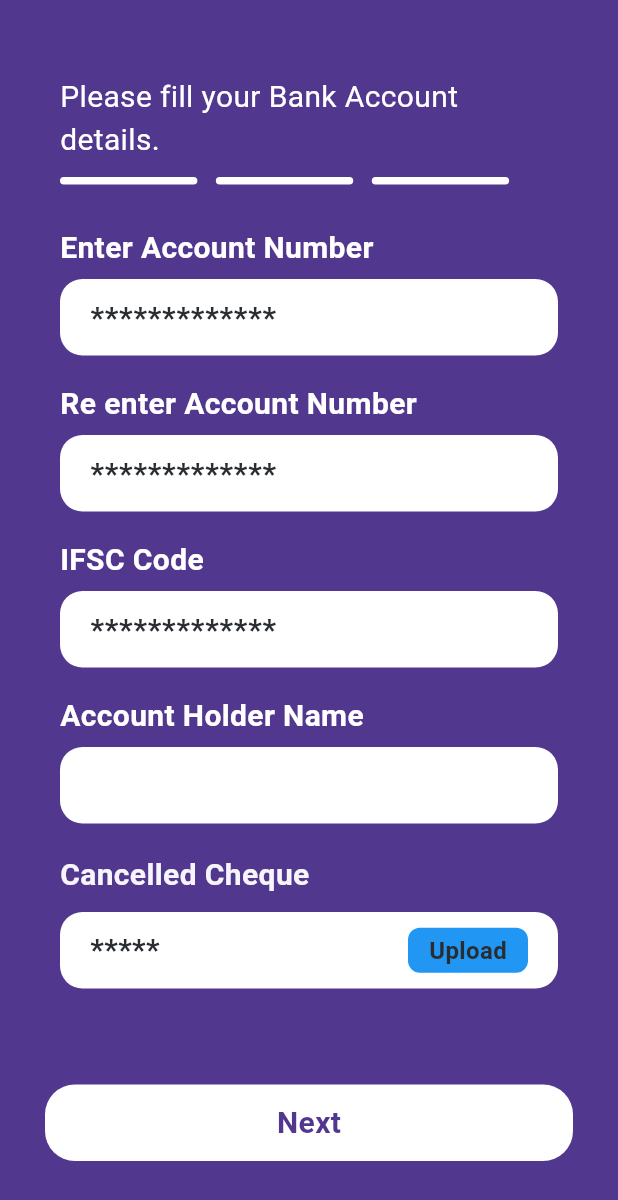
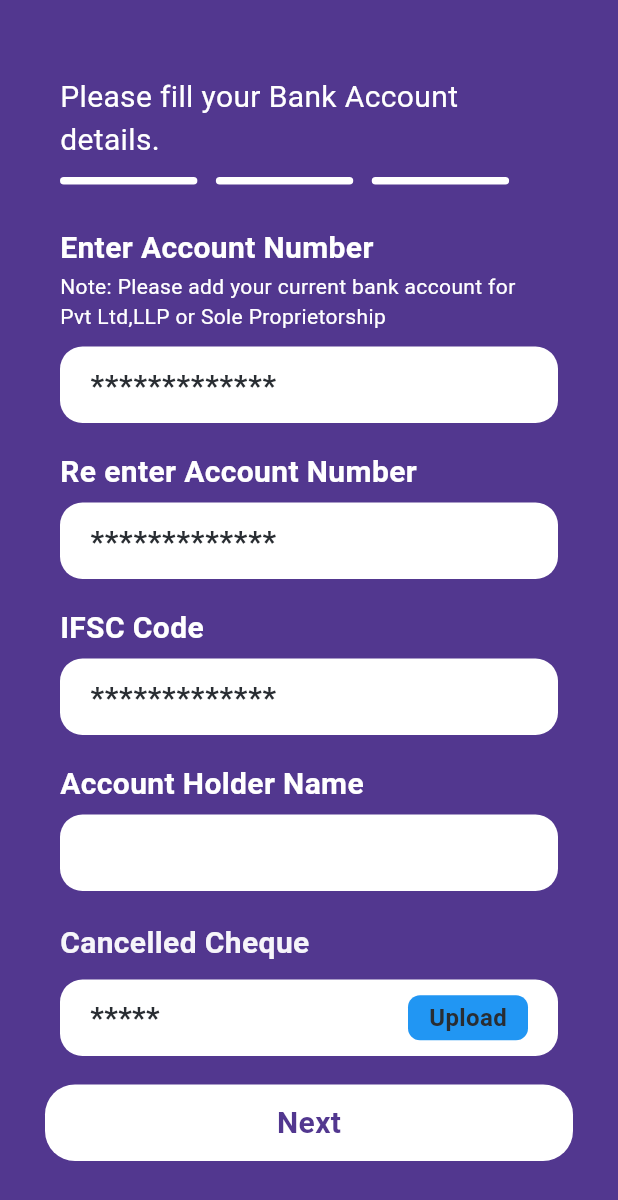
Before and after one commit to divyansh04/pemint-admin, a Flutter app: the BankDetails screen opened directly, on a phone screen of 412 x 824 dp. Shown: the top 1200 px of the screen. Run offline on Flutter 3.47's test engine with Material 3 defaults, Android fonts, the phone set to English and light mode, and no system bars; our stand-ins replace contacts_service, file_picker, flutter_screenutil, flutter_slidable, flutter_svg, fluttertoast and 6 more; missing offline and left inert: mobile_number; accounts and stored records are empty; Roboto replaces fonts that are missing (Cairo).

Commit message:
ui updates

```diff
--- a/lib/main.dart
+++ b/lib/main.dart
@@ -83,6 +83,6 @@ class _MyAppState extends State<MyApp> {
         ),
         home:
         // isLogin ? HomeScreenContact() :
-         Documents_UnderProcess());
+         InitialScreen());
   }
 }
--- a/lib/view/login/bank_details.dart
+++ b/lib/view/login/bank_details.dart
@@ -10,12 +10,13 @@ class BankDetails extends StatelessWidget {
   @override
   Widget build(BuildContext context) {
     return SafeArea(
-        child: Scaffold(resizeToAvoidBottomInset: false,
+        child: Scaffold(
+      resizeToAvoidBottomInset: false,
       bottomNavigationBar: Padding(
         padding: const EdgeInsets.only(bottom: 50, left: 30, right: 30),
         child: GestureDetector(
           onTap: () {
-            Get.to( HomeScreenDashboard());
+            Get.to(HomeScreenDashboard());
             // Get.to(Enter_OTP());
           },
           child: Container(
@@ -41,11 +42,11 @@ class BankDetails extends StatelessWidget {
       backgroundColor: AppColor.primaryColor,
       body: Padding(
         padding: const EdgeInsets.only(left: 40, right: 40, top: 50),
+        child: SingleChildScrollView(
           child: Column(
             mainAxisAlignment: MainAxisAlignment.start,
             crossAxisAlignment: CrossAxisAlignment.start,
             children: [
-
               Text(
                 'Please fill your Bank Account details.',
                 style: TextStyle(
@@ -53,10 +54,8 @@ class BankDetails extends StatelessWidget {
                   fontSize: 20,
                   fontFamily: 'Cairo',
                   fontWeight: FontWeight.w400,
-
                 ),
               ),
-
               const SizedBox(
                 height: 10,
               ),
@@ -103,6 +102,20 @@ class BankDetails extends StatelessWidget {
                   fontWeight: FontWeight.w600,
                   height: 0,
                 ),
+              ),
+              SizedBox(
+                height: 5,
+              ),
+              Row(
+                mainAxisAlignment: MainAxisAlignment.start,
+                crossAxisAlignment: CrossAxisAlignment.start,
+                children: [
+                  Text(
+                    'Note: Please add your current bank account for\nPvt Ltd,LLP or Sole Proprietorship',
+                    style: TextStyle(
+                        color: Colors.white, fontWeight: FontWeight.w400),
+                  )
+                ],
               ),
               const SizedBox(
                 height: 10,
@@ -345,6 +358,7 @@ class BankDetails extends StatelessWidget {
             ],
           ),
         ),
+      ),
     ));
   }
 }
```
Lines whose indentation alone changed are shown as unchanged.
